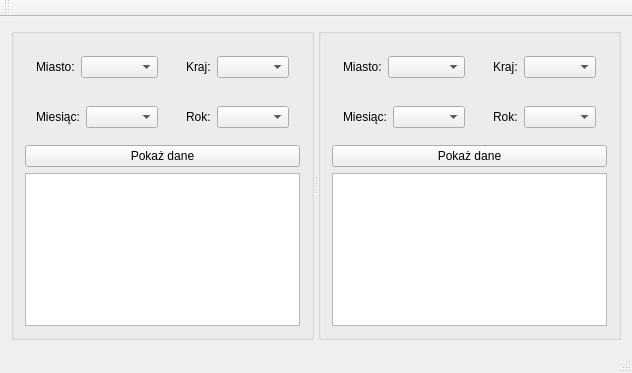
First picture: the form in weatherProj_vol1/mainwindow.ui, repository quaelibet/weatherProj_vol1, before the edit.
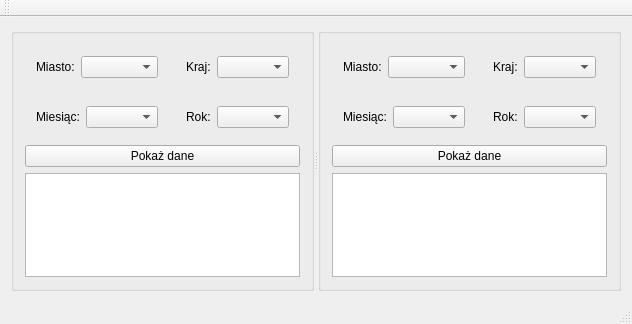
Second picture: the form after the edit.

Commit message: Added displaying data from weather underground

```diff
--- a/weatherProj_vol1/mainwindow.ui
+++ b/weatherProj_vol1/mainwindow.ui
@@ -7,7 +7,7 @@
     <x>0</x>
     <y>0</y>
     <width>593</width>
-    <height>373</height>
+    <height>324</height>
    </rect>
   </property>
   <property name="windowTitle">
```
Left out of the diff: 28 changed lines with no effect on the pictures. The commit also changes 2 other files.
